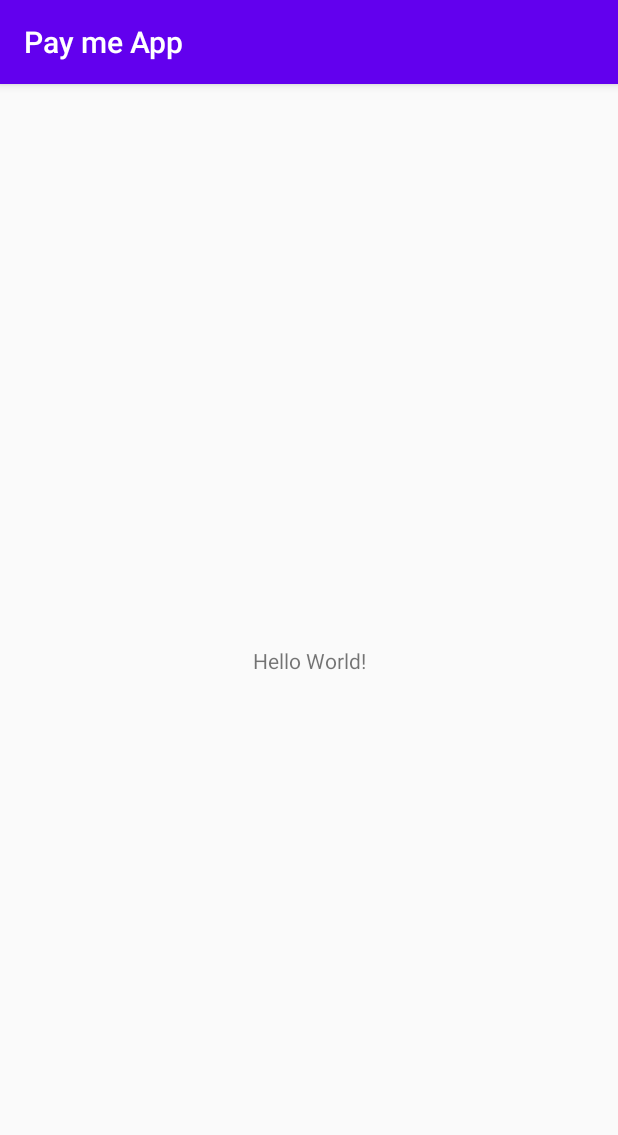
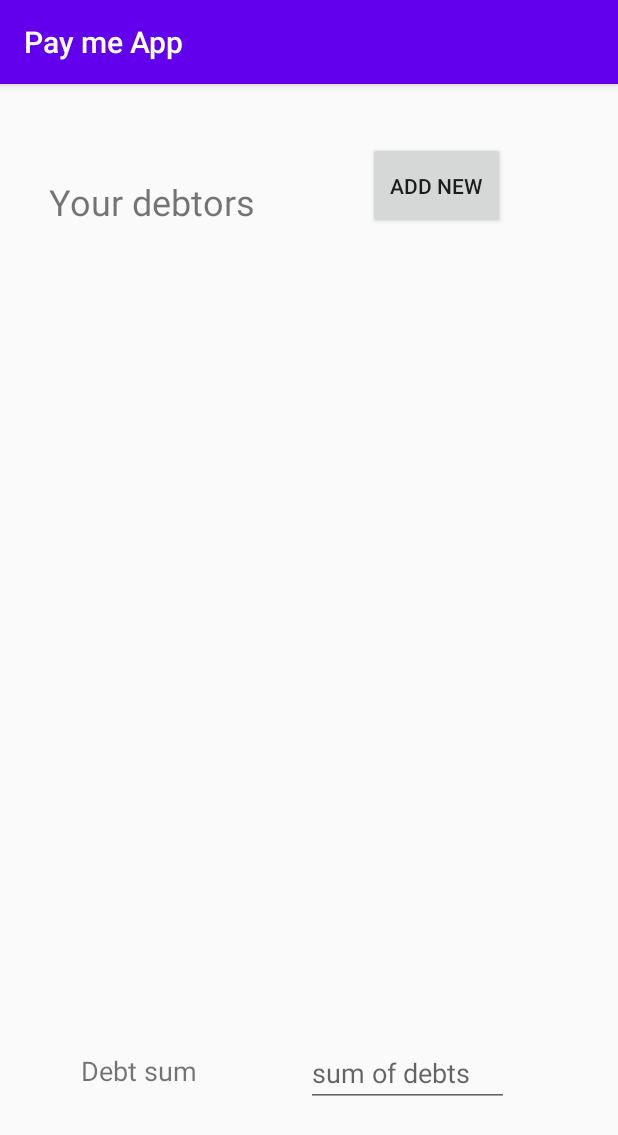
Before and after one commit to wgolanka/paymeapp, an Android app: the screen it shows after launch (MainActivity), on a phone screen of 412 x 824 dp. Shown: the top 1135 px of the screen. Run offline under Robolectric (Android 15) with nearby library versions, the phone set to English and light mode, and no system bars.

Commit message:
Add buttons, text and debtors list to UI

```diff
--- a/app/src/main/res/layout/activity_main.xml
+++ b/app/src/main/res/layout/activity_main.xml
@@ -7,12 +7,65 @@
     tools:context=".MainActivity">
 
     <TextView
+        android:id="@+id/text_your_debtors"
         android:layout_width="wrap_content"
         android:layout_height="wrap_content"
-        android:text="Hello World!"
+        android:text="@string/your_debtors"
+        android:textSize="24sp"
         app:layout_constraintBottom_toBottomOf="parent"
-        app:layout_constraintLeft_toLeftOf="parent"
-        app:layout_constraintRight_toRightOf="parent"
+        app:layout_constraintEnd_toEndOf="parent"
+        app:layout_constraintHorizontal_bias="0.118"
+        app:layout_constraintStart_toStartOf="parent"
+        app:layout_constraintTop_toTopOf="parent"
+        app:layout_constraintVertical_bias="0.084" />
+
+    <ListView
+        android:id="@+id/listView_debtors"
+        android:layout_width="349dp"
+        android:layout_height="415dp"
+        android:layout_marginTop="40dp"
+        app:layout_constraintEnd_toEndOf="parent"
+        app:layout_constraintStart_toStartOf="parent"
+        app:layout_constraintTop_toBottomOf="@+id/text_your_debtors" />
+
+    <Button
+        android:id="@+id/button_add_debtor"
+        android:layout_width="91dp"
+        android:layout_height="58dp"
+        android:text="@string/add_new_debtor_button"
+        app:layout_constraintBottom_toTopOf="@+id/listView_debtors"
+        app:layout_constraintEnd_toEndOf="parent"
+        app:layout_constraintStart_toEndOf="@+id/text_your_debtors"
         app:layout_constraintTop_toTopOf="parent" />
 
+    <TextView
+        android:id="@+id/text_debt_sum"
+        android:layout_width="wrap_content"
+        android:layout_height="wrap_content"
+        android:text="@string/debt_sum_text"
+        android:textSize="18sp"
+        app:layout_constraintBottom_toBottomOf="parent"
+        app:layout_constraintEnd_toEndOf="parent"
+        app:layout_constraintHorizontal_bias="0.162"
+        app:layout_constraintStart_toStartOf="parent"
+        app:layout_constraintTop_toBottomOf="@+id/listView_debtors"
+        app:layout_constraintVertical_bias="0.493" />
+
+    <EditText
+        android:id="@+id/num_debt_sum"
+        android:layout_width="135dp"
+        android:layout_height="45dp"
+        android:autofillHints=""
+        android:ems="10"
+        android:hint="@string/sum_of_debts_desc"
+        android:inputType="number"
+        app:layout_constraintBottom_toBottomOf="parent"
+        app:layout_constraintEnd_toEndOf="parent"
+        app:layout_constraintStart_toEndOf="@+id/text_debt_sum"
+        app:layout_constraintTop_toBottomOf="@+id/listView_debtors"
+        android:clickable="false"
+        android:cursorVisible="false"
+        android:focusable="false"
+        android:focusableInTouchMode="false"
+        />
 </androidx.constraintlayout.widget.ConstraintLayout>
--- a/app/src/main/res/values/strings.xml
+++ b/app/src/main/res/values/strings.xml
@@ -1,3 +1,7 @@
 <resources>
     <string name="app_name">Pay me App</string>
+    <string name="your_debtors">Your debtors</string>
+    <string name="add_new_debtor_button">Add new</string>
+    <string name="debt_sum_text">Debt sum</string>
+    <string name="sum_of_debts_desc">sum of debts</string>
 </resources>
```
